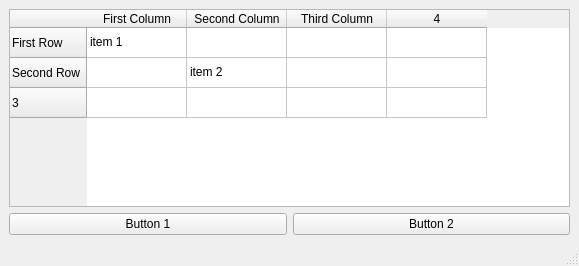
Qt form udemy/qt5-python-gui-programming-recepies-burkhard-meier/section-3/12/MainWindow.ui (marekkoc/biblioteka-kodow-git) before a commit.
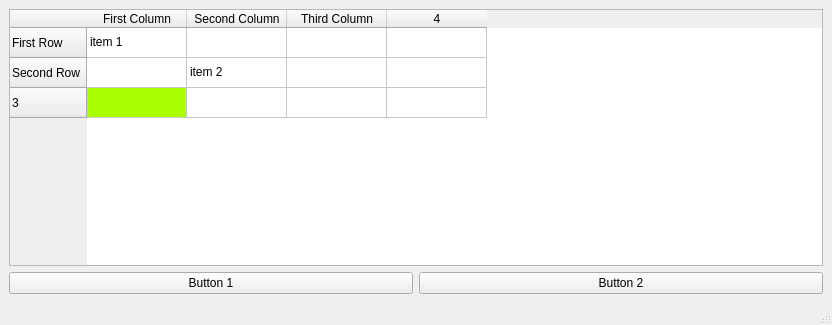
The same form after that commit.

Diff of the .ui file:
```diff
--- a/udemy/qt5-python-gui-programming-recepies-burkhard-meier/section-3/12/MainWindow.ui
+++ b/udemy/qt5-python-gui-programming-recepies-burkhard-meier/section-3/12/MainWindow.ui
@@ -6,8 +6,8 @@
    <rect>
     <x>0</x>
     <y>0</y>
-    <width>579</width>
-    <height>266</height>
+    <width>832</width>
+    <height>325</height>
    </rect>
   </property>
   <property name="windowTitle">
@@ -61,6 +61,35 @@
          <property name="text">
           <string>item 2</string>
          </property>
+         <property name="background">
+          <brush brushstyle="NoBrush">
+           <color alpha="255">
+            <red>0</red>
+            <green>85</green>
+            <blue>255</blue>
+           </color>
+          </brush>
+         </property>
+         <property name="foreground">
+          <brush brushstyle="NoBrush">
+           <color alpha="255">
+            <red>255</red>
+            <green>170</green>
+            <blue>0</blue>
+           </color>
+          </brush>
+         </property>
+        </item>
+        <item row="2" column="0">
+         <property name="background">
+          <brush brushstyle="SolidPattern">
+           <color alpha="255">
+            <red>170</red>
+            <green>255</green>
+            <blue>0</blue>
+           </color>
+          </brush>
+         </property>
         </item>
        </widget>
       </item>
```
Left out of the diff: 2 changed lines with no effect on the pictures.
